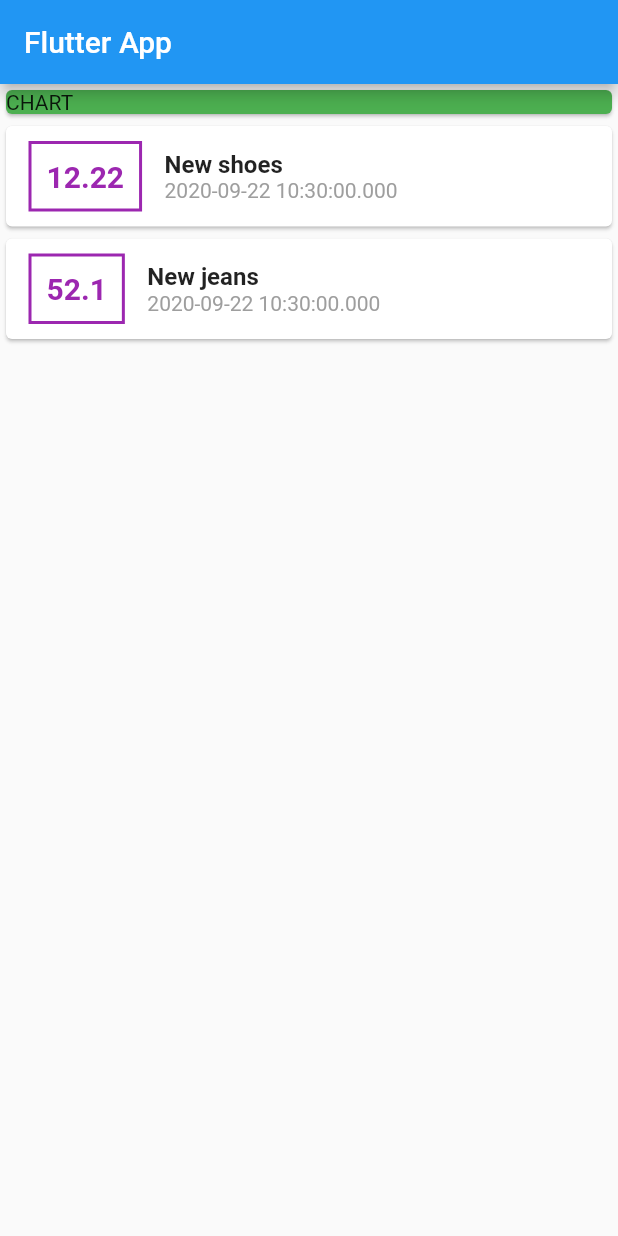
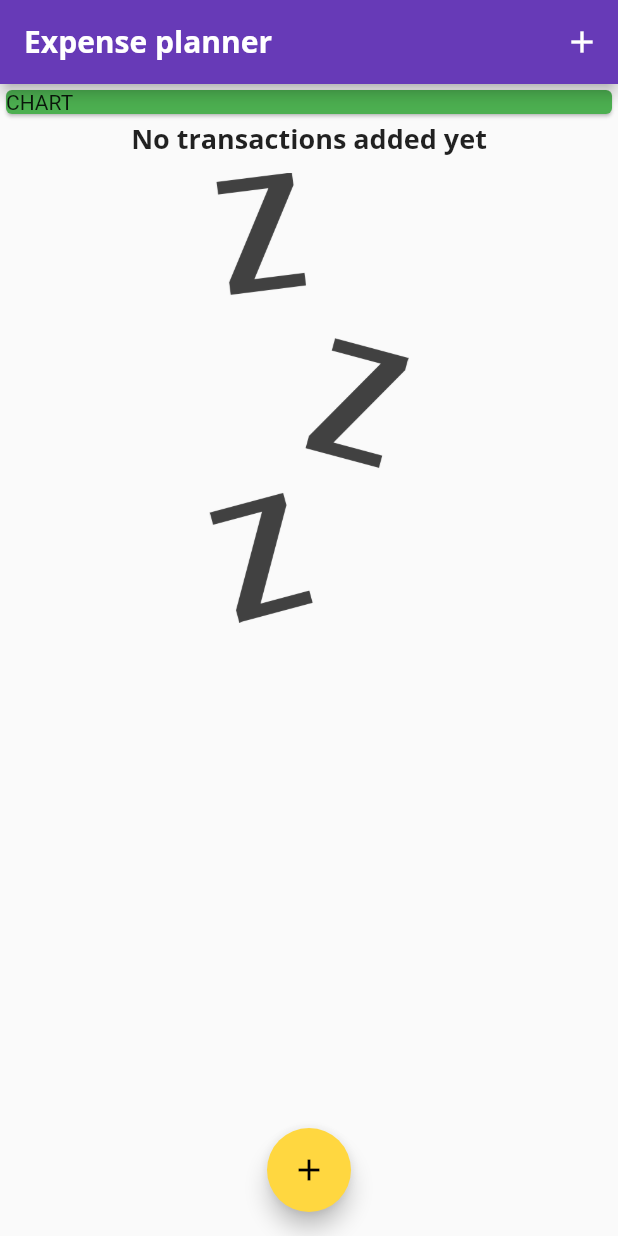
Before and after one commit to Mirzogolib/expense_planner, a Flutter app: the screen it shows after launch, on a phone screen of 412 x 824 dp. Run offline on Flutter 3.47's test engine with Material 2 defaults, Android fonts, the phone set to English and light mode, and no system bars.

Commit message:
stopped on 98-lesson

```diff
--- a/lib/main.dart
+++ b/lib/main.dart
@@ -1,5 +1,8 @@
-import './transaction.dart';
+import 'package:expense_planner/widgets/new_transaction.dart';
+
 import 'package:flutter/material.dart';
+import './models/transaction.dart';
+import './widgets/transaction_list.dart';
 
 void main() => runApp(MyApp());
 
@@ -7,34 +10,87 @@ class MyApp extends StatelessWidget {
   @override
   Widget build(BuildContext context) {
     return MaterialApp(
-      title: 'Flutter App',
+      title: 'Expense planner',
+      theme: ThemeData(
+          primarySwatch: Colors.deepPurple,
+          accentColor: Colors.amberAccent,
+          fontFamily: 'Quicksand',
+          textTheme: ThemeData.light().textTheme.copyWith(
+                headline6: TextStyle(
+                  fontFamily: 'OpenSans',
+                  fontSize: 18,
+                  fontWeight: FontWeight.bold,
+                ),
+              ),
+          appBarTheme: AppBarTheme(
+              textTheme: ThemeData.light().textTheme.copyWith(
+                    headline6: TextStyle(
+                      fontFamily: 'OpenSans',
+                      fontSize: 20,
+                      fontWeight: FontWeight.bold,
+                    ),
+                  ))),
       home: MyHomePage(),
     );
   }
 }
 
-class MyHomePage extends StatelessWidget {
-  final List<Transaction> transactions = [
-    Transaction(
-      id: 't1',
-      title: 'New shoes',
-      amount: 12.22,
-      date: DateTime.now(),
-    ),
-    Transaction(
-      id: 't2',
-      title: 'New jeans',
-      amount: 52.10,
-      date: DateTime.now(),
-    ),
+class MyHomePage extends StatefulWidget {
+  @override
+  _MyHomePageState createState() => _MyHomePageState();
+}
+
+class _MyHomePageState extends State<MyHomePage> {
+  final List<Transaction> _userTransactions = [
+    // Transaction(
+    //   id: 't1',
+    //   title: 'New shoes',
+    //   amount: 12.22,
+    //   date: DateTime.now(),
+    // ),
+    // Transaction(
+    //   id: 't2',
+    //   title: 'New jeans',
+    //   amount: 52.11,
+    //   date: DateTime.now(),
+    // ),
   ];
+
+  void _addNewTransaction(String title, double amount) {
+    final newTransaction = Transaction(
+        title: title,
+        amount: amount,
+        date: DateTime.now(),
+        id: DateTime.now().toString());
+
+    setState(() {
+      _userTransactions.add(newTransaction);
+    });
+  }
+
+  void _addTransaction(BuildContext context) {
+    showModalBottomSheet(
+      context: context,
+      builder: (_) {
+        return NewTransaction(_addNewTransaction);
+      },
+    );
+  }
+
   @override
   Widget build(BuildContext context) {
     return Scaffold(
-        appBar: AppBar(
-          title: Text('Flutter App'),
-        ),
-        body: Column(
+      appBar: AppBar(
+        title: Text('Expense planner'),
+        actions: <Widget>[
+          IconButton(
+            icon: Icon(Icons.add),
+            onPressed: () => _addTransaction(context),
+          ),
+        ],
+      ),
+      body: SingleChildScrollView(
+        child: Column(
           crossAxisAlignment: CrossAxisAlignment.stretch,
           children: <Widget>[
             Container(
@@ -44,37 +100,15 @@ class MyHomePage extends StatelessWidget {
                 color: Colors.green,
               ),
             ),
-            Column(
-              children: transactions.map((tx) {
-                return Card(
-                  child: Row(
-                    children: <Widget>[
-                      Container(
-                        margin:
-                            EdgeInsets.symmetric(horizontal: 15, vertical: 10),
-                        decoration: BoxDecoration(
-                            border: Border.all(color: Colors.purple, width: 2)),
-                        padding: EdgeInsets.all(10),
-                        child: Text(tx.amount.toString(),
-                            style: TextStyle(
-                              fontWeight: FontWeight.bold,
-                              fontSize: 20,
-                              color: Colors.purple,
-                            )),
-                      ),
-                      Column(
-                        crossAxisAlignment: CrossAxisAlignment.start,
-                        children: <Widget>[
-                          Text(tx.title, style: TextStyle(fontWeight: FontWeight.bold, fontSize: 16),),
-                          Text(tx.date.toString(), style: TextStyle(color: Colors.grey),)
-                        ],
-                      )
-                    ],
-                  ),
-                );
-              }).toList(),
-            )
+            TransactionList(_userTransactions),
           ],
-        ));
+        ),
+      ),
+      floatingActionButtonLocation: FloatingActionButtonLocation.centerFloat,
+      floatingActionButton: FloatingActionButton(
+        child: Icon(Icons.add),
+        onPressed: () => _addTransaction(context),
+      ),
+    );
   }
 }
--- /dev/null
+++ b/lib/widgets/transaction_list.dart
@@ -0,0 +1,72 @@
+import '../models/transaction.dart';
+import 'package:flutter/material.dart';
+import 'package:intl/intl.dart';
+
+class TransactionList extends StatelessWidget {
+  final List<Transaction> transactions;
+
+  TransactionList(this.transactions);
+  @override
+  Widget build(BuildContext context) {
+    return Container(
+      height: 350,
+      child: transactions.isEmpty
+          ? Column(
+              children: <Widget>[
+                Text(
+                  'No transactions added yet',
+                  style: Theme.of(context).textTheme.headline6,
+                ),
+                SizedBox(height: 10,),
+                Container(
+                  height: 300,
+                    child: Image.asset(
+                  'assets/images/waiting.png',
+                  fit: BoxFit.cover,
+                )),
+              ],
+            )
+          : ListView.builder(
+              itemBuilder: (context, index) {
+                final Transaction transactionItem = transactions[index];
+                return Card(
+                  child: Row(
+                    children: <Widget>[
+                      Container(
+                        margin:
+                            EdgeInsets.symmetric(horizontal: 15, vertical: 10),
+                        decoration: BoxDecoration(
+                            border: Border.all(
+                                color: Theme.of(context).primaryColor,
+                                width: 2)),
+                        padding: EdgeInsets.all(10),
+                        child: Text(
+                            '\$${transactionItem.amount.toStringAsFixed(2)}',
+                            style: TextStyle(
+                              fontWeight: FontWeight.bold,
+                              fontSize: 20,
+                              color: Theme.of(context).primaryColor,
+                            )),
+                      ),
+                      Column(
+                        crossAxisAlignment: CrossAxisAlignment.start,
+                        children: <Widget>[
+                          Text(
+                            transactionItem.title,
+                            style: Theme.of(context).textTheme.headline6,
+                          ),
+                          Text(
+                            DateFormat.yMMMEd().format(transactionItem.date),
+                            style: TextStyle(color: Colors.grey),
+                          )
+                        ],
+                      )
+                    ],
+                  ),
+                );
+              },
+              itemCount: transactions.length,
+            ),
+    );
+  }
+}
```
Also changed, not shown: lib/widgets/chart.dart (added, +10 -0 lines), lib/widgets/new_transaction.dart (added, +61 -0 lines), pubspec.yaml (+15 -13 lines), assets/fonts/OpenSans-Bold.ttf (added), assets/fonts/OpenSans-Regular.ttf (added), assets/fonts/Quicksand-Bold.ttf (added), assets/fonts/Quicksand-Light.ttf (added), assets/fonts/Quicksand-Medium.ttf (added), assets/fonts/Quicksand-Regular.ttf (added), assets/images/waiting.png (added), lib/models/transaction.dart (renamed from lib/transaction.dart), pubspec.lock.
